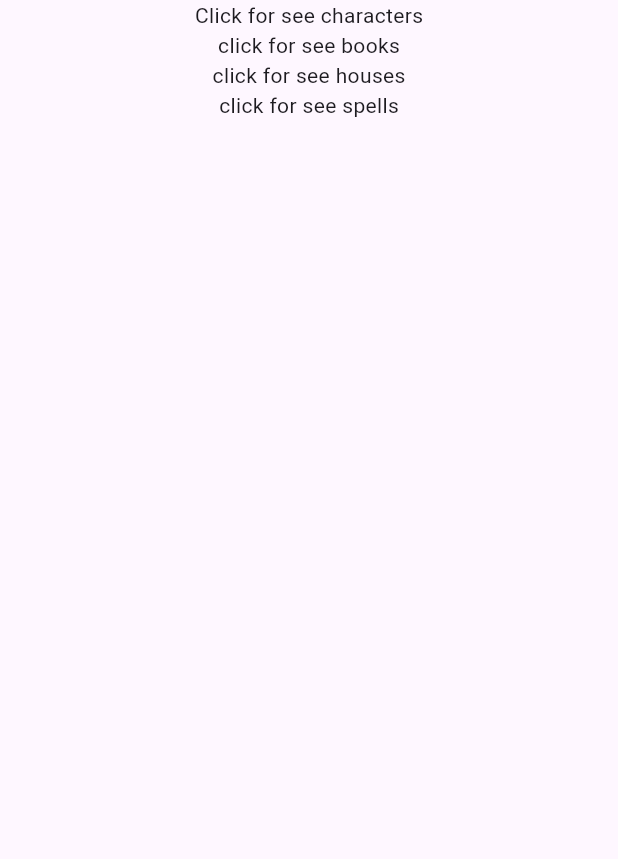
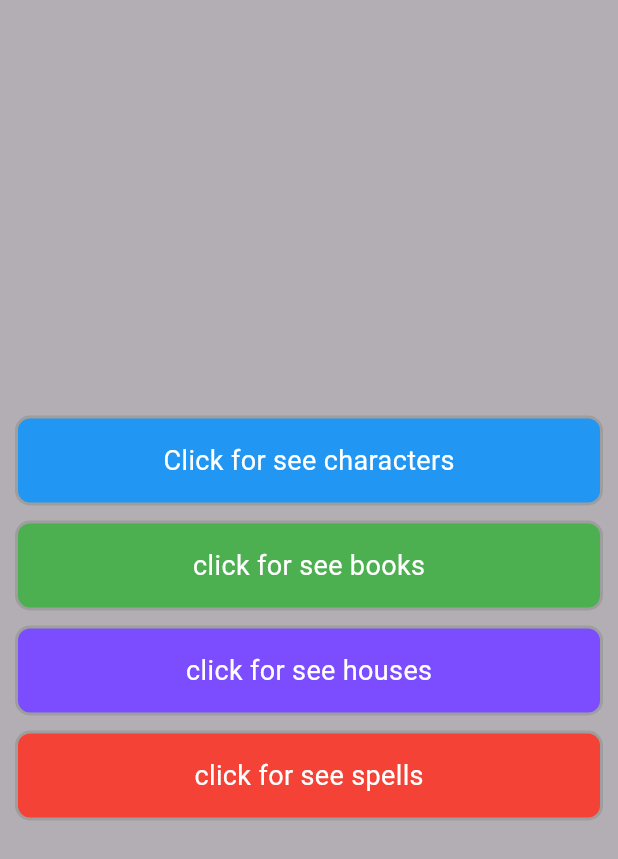
Before and after one commit to sokka-ctrl/Harry_poter_Api, a Flutter app: the screen it shows after launch, on a phone screen of 412 x 824 dp. Shown: the top 859 px of the screen. Run offline on Flutter 3.47's test engine with Material 3 defaults, Android fonts, the phone set to English and light mode, and no system bars; our stand-ins replace dio; generated files the repository leaves out were written again.

Commit message:
Update mainScreen and Update Ui

```diff
--- a/lib/screens/Main_Screen.dart
+++ b/lib/screens/Main_Screen.dart
@@ -14,29 +14,71 @@ class MainScreen extends StatelessWidget {
     return SafeArea(
       child: Scaffold(
         body: Center(
+          child: Container(padding: EdgeInsets.all(10),decoration: BoxDecoration(color: Color.fromARGB(100, 61, 61, 61)),
             child: Column(
+              mainAxisAlignment: MainAxisAlignment.center,
               children: [
                 GestureDetector(
                     onTap: (){
                       Navigator.push(context, MaterialPageRoute(builder: (context) => HarryPoterScreen()));
                     },
-                  child: Text('Click for see characters')),
+                    child: Container(
+                      decoration: BoxDecoration(
+                        color: Colors.blue,
+                          border: Border.all(width: 2, color: Colors.grey),
+                          borderRadius: BorderRadius.circular(10)
+                      ),
+                      margin: EdgeInsets.only(bottom: 10),
+                      alignment: Alignment(0, 0),
+                      width: 400,
+                        height: 60,
+                        child: Text('Click for see characters', style: TextStyle(color: Colors.white, fontSize: 18),))),
                 GestureDetector(
                     onTap: (){
                       Navigator.push(context, MaterialPageRoute(builder: (context) => HarryPoterBooksScreen()));
                     },
-                  child: Text('click for see books')),
+                    child: Container(
+                      decoration: BoxDecoration(
+                        border: Border.all(width: 2, color: Colors.grey),
+                        borderRadius: BorderRadius.circular(10),
+                        color: Colors.green,
+                      ),
+                      margin: EdgeInsets.only(bottom: 10),
+                      alignment: Alignment(0, 0),
+                      width: 400,
+                        height: 60,
+                        child: Text('click for see books',style: TextStyle(color: Colors.white, fontSize: 18)))),
                 GestureDetector(
                     onTap: (){
                       Navigator.push(context, MaterialPageRoute(builder: (context) => HarryPoterHousesScreen()));
                     },
-                  child: Text('click for see houses')),
+                    child: Container(
+                      decoration: BoxDecoration(
+                        color: Colors.deepPurpleAccent,
+                          border: Border.all(width: 2, color: Colors.grey),
+                          borderRadius: BorderRadius.circular(10)
+                      ),
+                      margin: EdgeInsets.only(bottom: 10),
+                      alignment: Alignment(0, 0),
+                      width: 400,
+                        height: 60,
+                        child: Text('click for see houses', style: TextStyle(color: Colors.white, fontSize: 18)))),
                 GestureDetector(
                     onTap: (){
                       Navigator.push(context, MaterialPageRoute(builder: (context) => HarryPoterSpellsScreen()));
                     },
-                  child: Text('click for see spells'))
+                    child: Container(
+                      decoration: BoxDecoration(
+                        color: Colors.red,
+                        border: Border.all(width: 2, color: Colors.grey),
+                        borderRadius: BorderRadius.circular(10)
+                      ),
+                      alignment: Alignment(0, 0),
+                      width: 400,
+                        height: 60,
+                        child: Text('click for see spells', style: TextStyle(color: Colors.white, fontSize: 18))))
               ],
+            ),
           ),
         ),
       ),
--- a/lib/uimodels/Houses_models.dart
+++ b/lib/uimodels/Houses_models.dart
@@ -14,7 +14,7 @@ class HousesModels extends StatelessWidget {
           margin: EdgeInsets.all(8),
           padding: EdgeInsets.all(10),
           decoration: BoxDecoration(
-            border: Border.all(width: 2,color: Colors.indigoAccent),borderRadius: BorderRadius.circular(10),
+            border: Border.all(width: 2,color: Colors.deepPurpleAccent),borderRadius: BorderRadius.circular(10),
           ),
           child: Row(
             children: [
--- a/lib/uimodels/Persona_models.dart
+++ b/lib/uimodels/Persona_models.dart
@@ -11,7 +11,7 @@ class PersonaModels extends StatelessWidget {
     return Stack(
       children: [ Container(margin: EdgeInsets.all(6),
             padding: EdgeInsets.all(10),
-            decoration: BoxDecoration(borderRadius: BorderRadius.circular(10), border: Border.all(width: 2, color: Colors.deepOrange)),
+            decoration: BoxDecoration(borderRadius: BorderRadius.circular(10), border: Border.all(width: 2, color: Colors.blue)),
                 child: Row(
                   children:[
                     Container(
```
Lines whose indentation alone changed are shown as unchanged.
